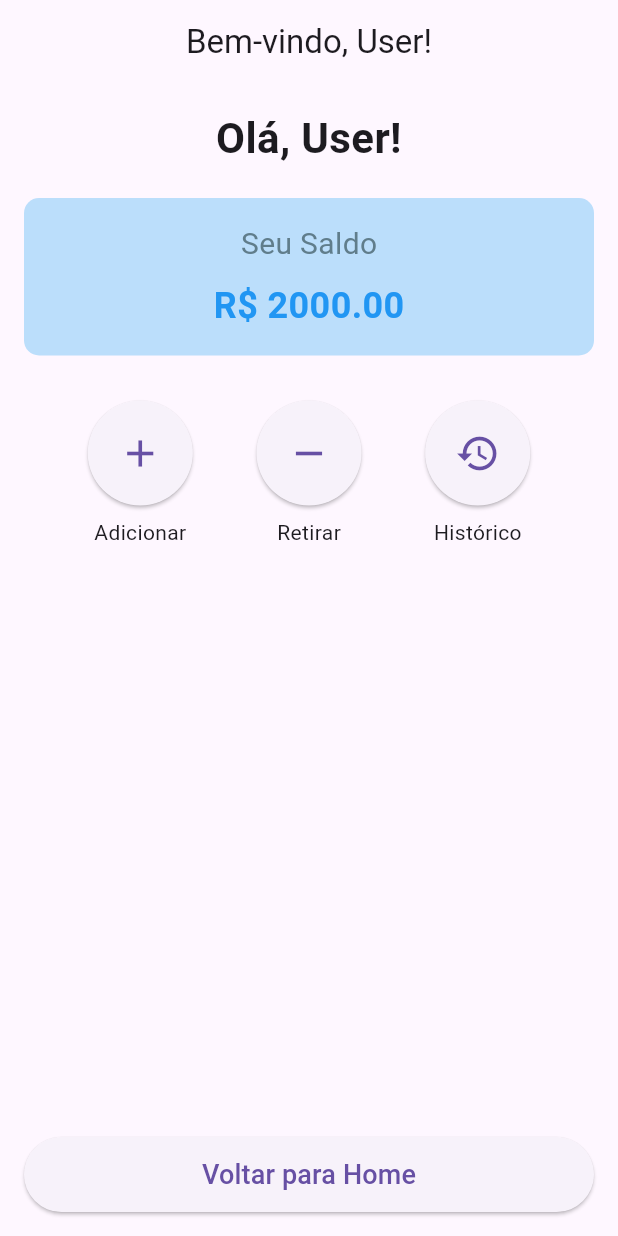
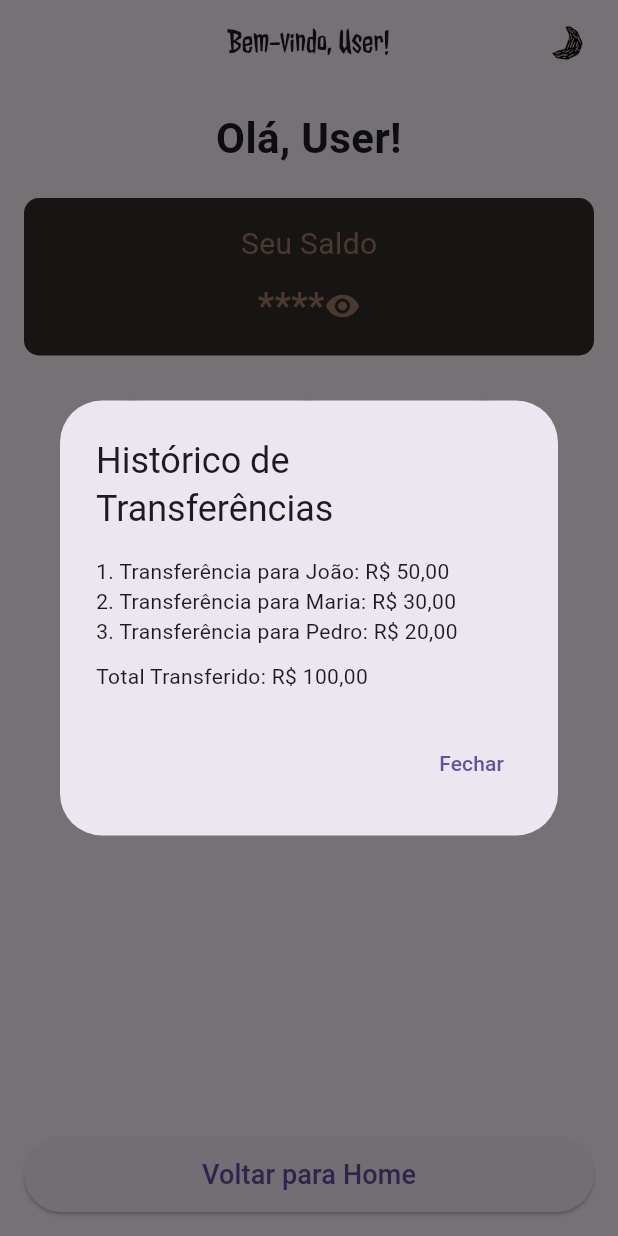
Before and after one commit to George-Souza/CLP-Telas-Flutter, a Flutter app: the TelaSaudacao screen opened directly, after a tap on the "history" icon, on a phone screen of 412 x 824 dp. Run offline on Flutter 3.47's test engine with Material 3 defaults, Android fonts, the light colour scheme and no system bars.

Commit message:
novas telas pix e transferencia

```diff
--- a/lib/tela_saudacao.dart
+++ b/lib/tela_saudacao.dart
@@ -1,7 +1,8 @@
 import 'package:flutter/material.dart';
 import 'package:oxebank2/tela_login.dart';
 import 'tela_login.dart';
-
+import 'tela_pix.dart';
+import 'tela_transferencia.dart';
 
 void main() {
   String nomeUsuario = 'Leonardo';
@@ -10,18 +11,38 @@
   runApp(TelaSaudacao(nomeUsuario: nomeUsuario, saldo: saldo));
 }
 
-class TelaSaudacao extends StatelessWidget {
+class TelaSaudacao extends StatefulWidget {
   final String nomeUsuario;
   final double saldo;
 
   TelaSaudacao({required this.nomeUsuario, required this.saldo});
 
   @override
+  _TelaSaudacaoState createState() => _TelaSaudacaoState();
+}
+
+class _TelaSaudacaoState extends State<TelaSaudacao> {
+  bool _mostrarSaldo = false; // Controla se o saldo é visível
+
+  @override
   Widget build(BuildContext context) {
     return Scaffold(
       appBar: AppBar(
-        title: Text('Bem-vindo, $nomeUsuario!'),
+        title: Text(
+          'Bem-vindo, ${widget.nomeUsuario}!',
+          style: TextStyle(fontFamily: 'FonteOxe'),
+        ),
         centerTitle: true,
+        actions: [
+          // Logo no canto superior direito
+          Padding(
+            padding: const EdgeInsets.only(right: 16.0),
+            child: Image.asset(
+              'assets/lua.png',
+              height: 40,
+            ),
+          ),
+        ],
       ),
       body: Padding(
         padding: const EdgeInsets.all(16.0),
@@ -30,7 +51,7 @@
           children: [
             // Saudação ao usuário
             Text(
-              'Olá, $nomeUsuario!',
+              'Olá, ${widget.nomeUsuario}!',
               style: TextStyle(fontSize: 28, fontWeight: FontWeight.bold),
               textAlign: TextAlign.center,
             ),
@@ -40,38 +61,83 @@
             Container(
               padding: EdgeInsets.all(16),
               decoration: BoxDecoration(
-                color: Colors.blue.shade100,
+                color: Color(0xFF332B2B),
                 borderRadius: BorderRadius.circular(10),
               ),
               child: Column(
                 children: [
                   Text(
                     'Seu Saldo',
-                    style: TextStyle(fontSize: 20, color: Colors.blueGrey),
+                    style: TextStyle(fontSize: 20, color: Color(0xFFA17C6B)),
                   ),
                   SizedBox(height: 10),
-                  Text(
-                    'R\$ ${saldo.toStringAsFixed(2)}',
-                    style: TextStyle(fontSize: 24, fontWeight: FontWeight.bold, color: Colors.blue),
+                  GestureDetector(
+                    onTap: () {
+                      setState(() {
+                        _mostrarSaldo = !_mostrarSaldo; // Alterna a visibilidade
+                      });
+                    },
+                    child: Row(
+                      mainAxisAlignment: MainAxisAlignment.center,
+                      children: [
+                        Text(
+                          _mostrarSaldo
+                              ? 'R\$ ${widget.saldo.toStringAsFixed(2)}'
+                              : '****',
+                          style: TextStyle(
+                            fontSize: 24,
+                            fontWeight: FontWeight.bold,
+                            color: Color(0xFFA17C6B),
+                          ),
+                        ),
+                        Icon(
+                          _mostrarSaldo
+                              ? Icons.visibility_off
+                              : Icons.visibility,
+                          color: Color(0xFFA17C6B),
+                        ),
+                      ],
+                    ),
                   ),
                 ],
               ),
             ),
             SizedBox(height: 30),
 
-            // Botões circulares
+            // Botões circulares para PIX, Transferência e Histórico
             Row(
               mainAxisAlignment: MainAxisAlignment.spaceEvenly,
               children: [
-                CircularButton(icon: Icons.add, label: 'Adicionar', onPressed: () {
-                  // Ação para adicionar
-                }),
-                CircularButton(icon: Icons.remove, label: 'Retirar', onPressed: () {
-                  // Ação para retirar
-                }),
-                CircularButton(icon: Icons.history, label: 'Histórico', onPressed: () {
-                  // Ação para histórico
-                }),
+                CircularButton(
+                  icon: Icons.credit_card,
+                  label: 'PIX',
+                  onPressed: () {
+                    // Redirecionar para a tela de PIX
+                    Navigator.push(
+                      context,
+                      MaterialPageRoute(builder: (context) => TelaPix()),
+                    );
+                  },
+                ),
+                CircularButton(
+                  icon: Icons.send,
+                  label: 'Transferência',
+                  onPressed: () {
+                    // Redirecionar para a tela de Transferência
+                    Navigator.push(
+                      context,
+                      MaterialPageRoute(builder: (context) => TelaTransferencia()),
+                    );
+                  },
+                ),
+                CircularButton(
+                  icon: Icons.history,
+                  label: 'Histórico',
+                  onPressed: () {
+                    // Exibir histórico em um popup
+                    _mostrarHistorico(context);
+                  },
+                ),
               ],
             ),
             Spacer(),
@@ -79,7 +145,12 @@
             // Botão para voltar para a tela inicial
             ElevatedButton(
               onPressed: () {
-                Navigator.pop(context);
+                // Navegar para a tela de login e remover as telas anteriores da pilha de navegação
+                Navigator.pushAndRemoveUntil(
+                  context,
+                  MaterialPageRoute(builder: (context) => TelaLogin()),
+                      (route) => false,
+                );
               },
               style: ElevatedButton.styleFrom(
                 padding: EdgeInsets.symmetric(vertical: 12),
@@ -92,6 +163,38 @@
           ],
         ),
       ),
+    );
+  }
+
+  // Função para exibir o histórico em um popup (Dialog)
+  void _mostrarHistorico(BuildContext context) {
+    showDialog(
+      context: context,
+      builder: (BuildContext context) {
+        return AlertDialog(
+          title: Text('Histórico de Transferências'),
+          content: Column(
+            mainAxisSize: MainAxisSize.min,
+            crossAxisAlignment: CrossAxisAlignment.start,
+            children: [
+              // Histórico simulado de transferências
+              Text('1. Transferência para João: R\$ 50,00'),
+              Text('2. Transferência para Maria: R\$ 30,00'),
+              Text('3. Transferência para Pedro: R\$ 20,00'),
+              SizedBox(height: 10),
+              Text('Total Transferido: R\$ 100,00'),
+            ],
+          ),
+          actions: [
+            TextButton(
+              onPressed: () {
+                Navigator.of(context).pop(); // Fechar o popup
+              },
+              child: Text('Fechar'),
+            ),
+          ],
+        );
+      },
     );
   }
 }
@@ -113,6 +216,7 @@
           style: ElevatedButton.styleFrom(
             shape: CircleBorder(),
             padding: EdgeInsets.all(20),
+            backgroundColor: Color(0xFFA17C6B),
           ),
           child: Icon(icon, size: 30),
         ),
```
Also changed, not shown: lib/tela_login.dart (+11 -3 lines), lib/tela_pix.dart (added, +138 -0 lines), lib/tela_transferencia.dart (added, +116 -0 lines), pubspec.yaml (+8 -0 lines), assets/cacto.png (added), assets/fonts/JollyLodger-Regular.ttf (added), assets/lua.png (added).
